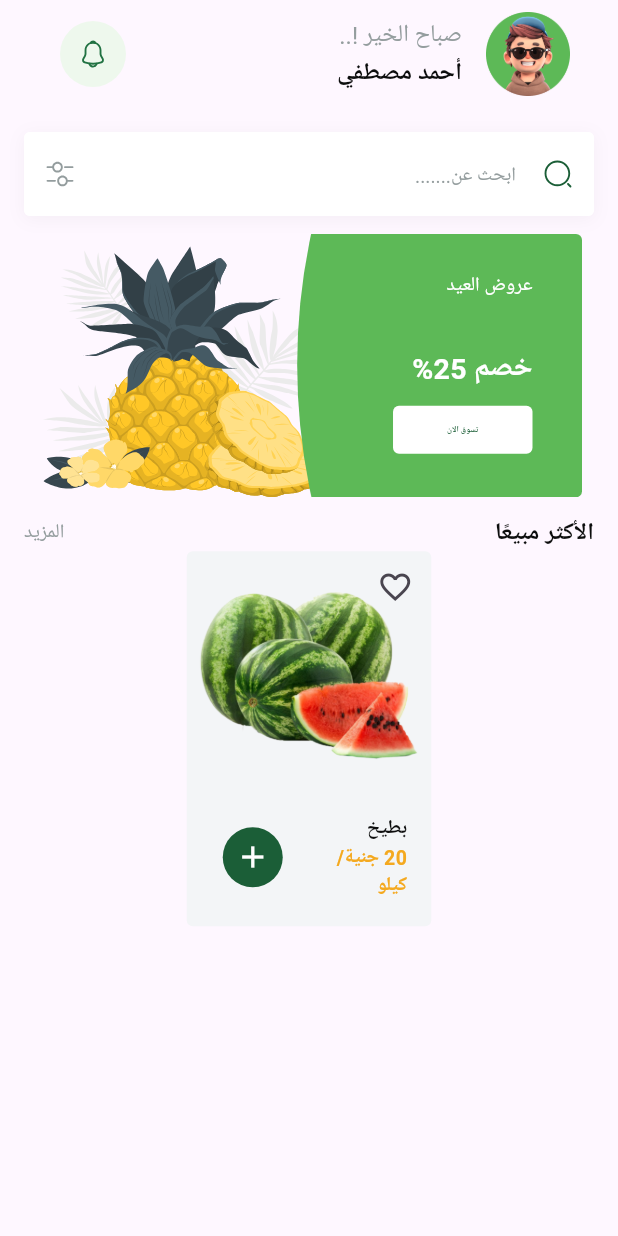
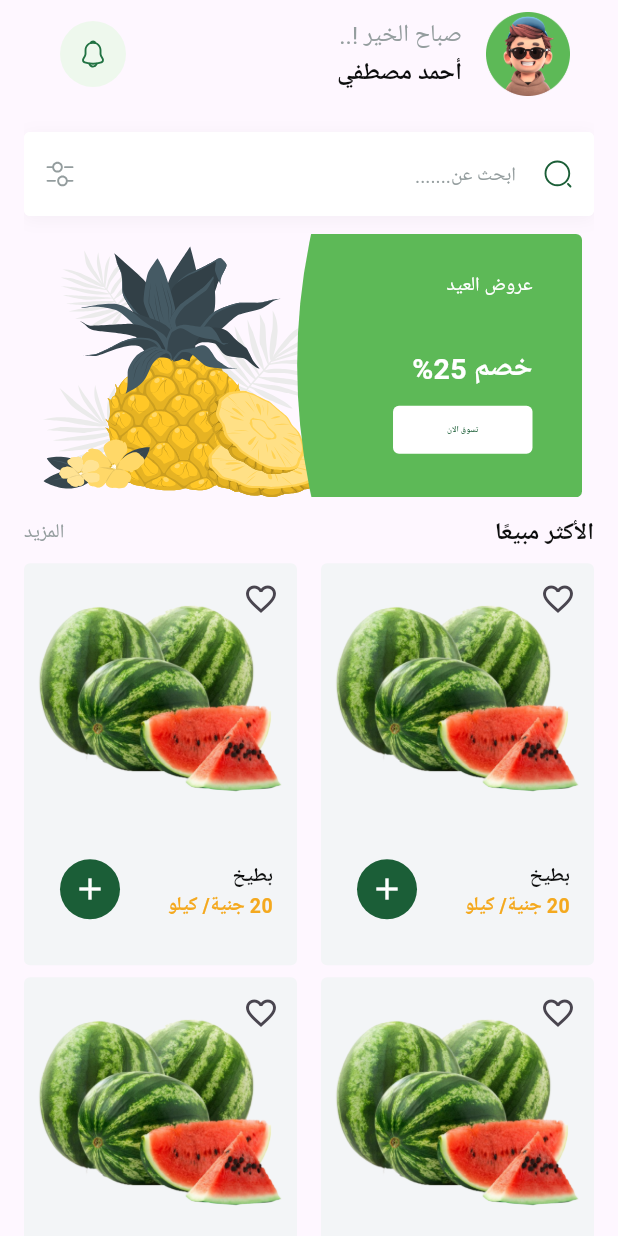
Before and after one commit to Tala-foqha/Fruit-Hub, a Flutter app: the HomeViewBody widget shown alone on an empty page, opened directly, on a phone screen of 412 x 824 dp. Run offline on Flutter 3.47's test engine with Material 3 defaults, Android fonts, the phone set to English and light mode, and no system bars; our stand-ins replace bloc, cloud_firestore, dartz, dots_indicator, firebase_auth, firebase_core and 8 more; accounts and stored records are empty; Roboto replaces fonts that are missing (Cairo); project files that could hold a hidden picture were left out.

Commit message:
best selling grid view

```diff
--- a/lib/core/widgets/fruit_item.dart
+++ b/lib/core/widgets/fruit_item.dart
@@ -1,7 +1,6 @@
 // core/widgets/fruit_item.dart
 import 'package:flutter/cupertino.dart';
 import 'package:flutter/material.dart';
-import 'package:flutter_svg/svg.dart';
 import 'package:fruits_app/core/utils/app_colors.dart';
 import 'package:fruits_app/core/utils/app_styles.dart';
 
@@ -11,8 +10,7 @@ class FruitItem extends StatelessWidget {
   @override
   Widget build(BuildContext context) {
     return Container(
-      width: 163,
-      height:250 ,
+
       decoration: ShapeDecoration(
         color: Color(0xFFF3F5F7),
         shape: RoundedRectangleBorder(borderRadius:BorderRadius.circular(4) )
--- /dev/null
+++ b/lib/features/home/presentation/view/widget/best_sellin_grid_view.dart
@@ -0,0 +1,23 @@
+// features/home/presentation/view/widget/best_sellin_grid_view.dart
+import 'package:flutter/cupertino.dart';
+import 'package:fruits_app/core/widgets/fruit_item.dart';
+
+class BestSellinGridView extends StatelessWidget {
+  const BestSellinGridView({super.key});
+
+  @override
+  Widget build(BuildContext context) {
+    return SliverGrid.builder(
+      itemCount: 8,
+      gridDelegate: SliverGridDelegateWithFixedCrossAxisCount(
+        crossAxisCount: 2,
+
+        childAspectRatio: 163/240,
+        mainAxisSpacing: 8,
+        crossAxisSpacing: 16
+        ),
+      itemBuilder: (context,index){
+      return FruitItem();
+    });
+  }
+}
--- a/lib/features/home/presentation/view/widget/home_view_body.dart
+++ b/lib/features/home/presentation/view/widget/home_view_body.dart
@@ -3,6 +3,7 @@ import 'package:flutter/material.dart';
 import 'package:fruits_app/core/widgets/fruit_item.dart';
 import 'package:fruits_app/core/widgets/search_text_field.dart';
 import 'package:fruits_app/features/home/presentation/view/widget/best_seller_header.dart';
+import 'package:fruits_app/features/home/presentation/view/widget/best_sellin_grid_view.dart';
 import 'package:fruits_app/features/home/presentation/view/widget/custom_home_app_bar.dart';
 import 'package:fruits_app/features/home/presentation/view/widget/featured_item.dart';
 import 'package:fruits_app/features/home/presentation/view/widget/featured_list.dart';
@@ -27,10 +28,14 @@ class HomeViewBody extends StatelessWidget {
              FeaturedList(),
              SizedBox(height: 12,),
              BestSellerHeader(),
-             FruitItem(),
+             SizedBox(height: 8,)
+
             ],
-          ))
+          )),
+
+          BestSellinGridView(),
         ],
+
       ),
     );
   }
```
